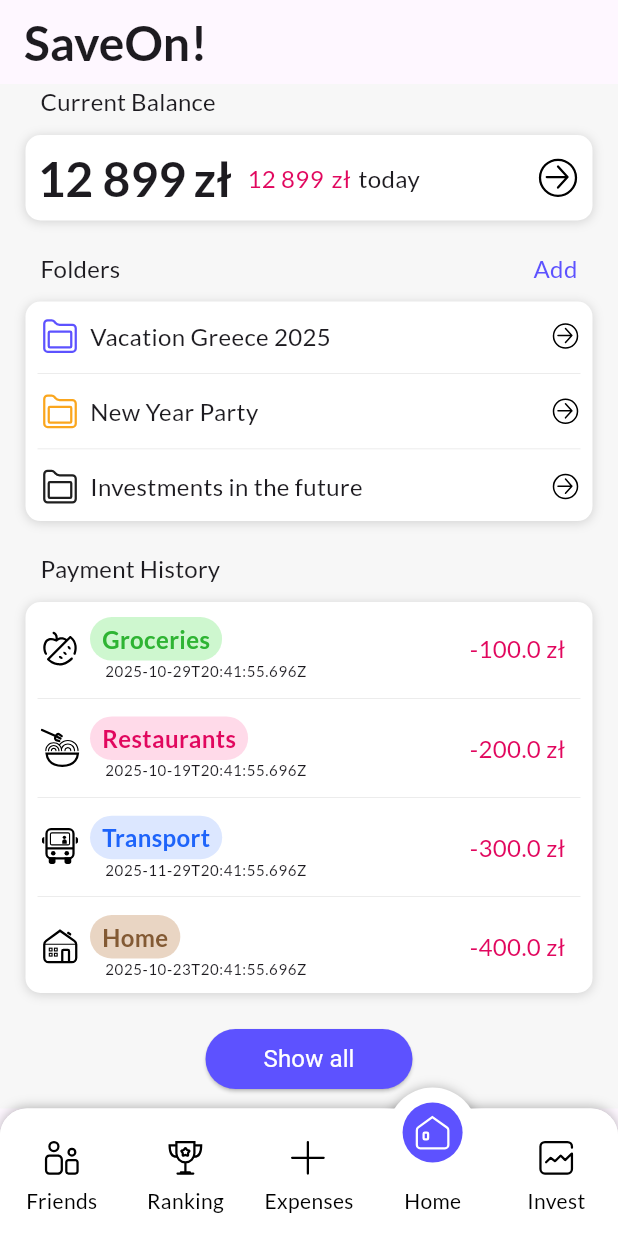
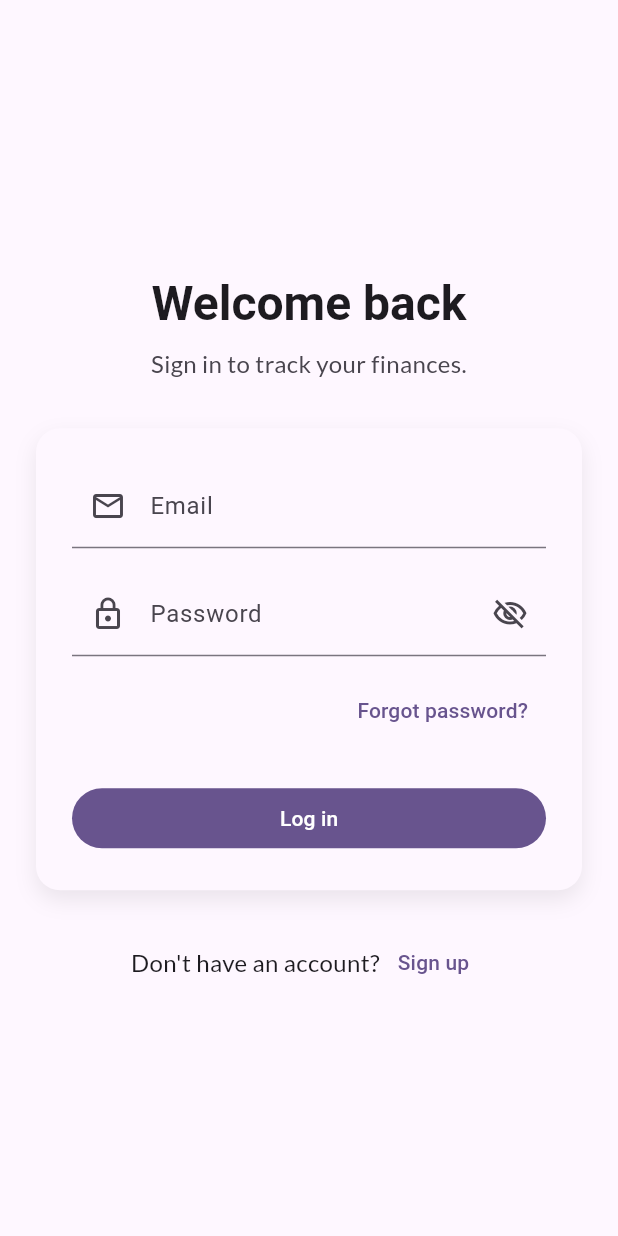
Before and after one commit to poleheshko/saveon_frontend, a Flutter app: the screen it shows after launch, on a phone screen of 412 x 824 dp. Run offline on Flutter 3.47's test engine with Material 3 defaults, Android fonts, the phone set to English and light mode, and no system bars; our stand-ins replace calendar_date_picker2, flutter_svg, google_fonts, shared_preferences.

Commit message:
feat: Implement login flow
This commit introduces a complete authentication flow.

- Adds `http` and `shared_preferences` packages to handle API requests and session persistence.
- Creates `AuthService` to manage login and logout logic, storing the access token in `SharedPreferences`.
- Implements a new `SaveonLoginPage` with email and password fields, input validation, and a submit handler.
- Updates `main.dart` to check for a stored session and conditionally display either the login page or the main application screen.

```diff
--- a/lib/home_page.dart
+++ b/lib/home_page.dart
@@ -6,7 +6,6 @@ import 'package:saveon_frontend/models/home_page_models/current_balance.dart';
 import 'package:saveon_frontend/models/home_page_models/payment_history/payment_history_short.dart';
 
 import 'models/home_page_models/folders/folders_class.dart';
-import 'package:saveon_frontend/models/transactions/transactions_section.dart';
 
 import 'models/transactions/transaction_page.dart';
 
--- a/lib/main.dart
+++ b/lib/main.dart
@@ -1,6 +1,8 @@
 import 'package:flutter/material.dart';
 import 'package:google_fonts/google_fonts.dart';
 import 'package:saveon_frontend/widgets/bottom_navigation/main_navigation.dart';
+import 'package:saveon_frontend/widgets/login_flow/login_page.dart';
+import 'package:shared_preferences/shared_preferences.dart';
 
 
 void main() {
@@ -9,6 +11,11 @@ void main() {
 
 class SaveOn extends StatelessWidget {
   const SaveOn({super.key});
+
+  Future<bool> _hasSession() async {
+    final prefs = await SharedPreferences.getInstance();
+    return prefs.getBool('isLoggedIn') ?? false;
+  }
 
   @override
   Widget build(BuildContext context) {
@@ -26,7 +33,17 @@ class SaveOn extends StatelessWidget {
         ),
         colorScheme: ColorScheme.fromSeed(seedColor: Colors.deepPurple),
       ),
-      home: const MainNavigation(),
+      home: FutureBuilder<bool>(
+        future: _hasSession(),
+        builder: (context, snapshot) {
+          if (!snapshot.hasData) {
+            return const Center(child: CircularProgressIndicator());
+          }
+          return snapshot.data!
+              ? const MainNavigation()
+              : const SaveonLoginPage();
+        },
+      ),
     );
   }
 }
--- /dev/null
+++ b/lib/widgets/login_flow/login_page.dart
@@ -0,0 +1,203 @@
+import 'package:flutter/cupertino.dart';
+import 'package:flutter/material.dart';
+
+import '../../services/auth_service.dart';
+import '../bottom_navigation/main_navigation.dart';
+
+class SaveonLoginPage extends StatefulWidget {
+  const SaveonLoginPage({super.key});
+
+  @override
+  State<SaveonLoginPage> createState() => _SaveonLoginPage();
+}
+
+class _SaveonLoginPage extends State<SaveonLoginPage> {
+  final _formKey = GlobalKey<FormState>();
+  final _emailCtrl = TextEditingController();
+  final _passwordCtrl = TextEditingController();
+  bool _hidePassword = true;
+  bool _isLoading = false;
+
+  @override
+  void dispose() {
+    _emailCtrl.dispose();
+    _passwordCtrl.dispose();
+    super.dispose();
+  }
+
+  final _authService = AuthService();
+
+  Future<void> _submit() async {
+    if (!_formKey.currentState!.validate()) return;
+
+    setState(() => _isLoading = true);
+    final success = await _authService.login(
+      email: _emailCtrl.text.trim(),
+      password: _passwordCtrl.text,
+    );
+
+    if (!mounted) return;
+    setState(() => _isLoading = false);
+
+    if (success) {
+      Navigator.of(context).pushReplacement(
+        MaterialPageRoute(builder: (_) => const MainNavigation()),
+      );
+    } else {
+      ScaffoldMessenger.of(context).showSnackBar(
+        const SnackBar(content: Text('Invalid email or password')),
+      );
+    }
+  }
+
+  @override
+  Widget build(BuildContext context) {
+    final theme = Theme.of(context);
+
+    return Scaffold(
+      body: SafeArea(
+        child: Center(
+          child: SingleChildScrollView(
+            child: Padding(
+              padding: const EdgeInsets.symmetric(horizontal: 24, vertical: 32),
+              child: ConstrainedBox(
+                constraints: const BoxConstraints(maxWidth: 400),
+                child: Column(
+                  crossAxisAlignment: CrossAxisAlignment.stretch,
+                  children: [
+                    const SizedBox(height: 24),
+                    Text(
+                      'Welcome back',
+                      style: theme.textTheme.headlineLarge?.copyWith(
+                        fontWeight: FontWeight.bold,
+                      ),
+                      textAlign: TextAlign.center,
+                    ),
+                    const SizedBox(height: 8),
+                    Text(
+                      'Sign in to track your finances.',
+                      style: theme.textTheme.bodyMedium?.copyWith(
+                        color: theme.colorScheme.onSurfaceVariant,
+                      ),
+                      textAlign: TextAlign.center,
+                    ),
+                    const SizedBox(height: 32),
+                    Container(
+                      decoration: BoxDecoration(
+                        color: theme.colorScheme.surface,
+                        borderRadius: BorderRadius.circular(16),
+                        boxShadow: [
+                          BoxShadow(
+                            color: theme.shadowColor.withOpacity(0.08),
+                            blurRadius: 12,
+                            offset: const Offset(0, 6),
+                          ),
+                        ],
+                      ),
+                      padding: const EdgeInsets.all(24),
+                      child: Form(
+                        key: _formKey,
+                        child: Column(
+                          children: [
+                            TextFormField(
+                              controller: _emailCtrl,
+                              keyboardType: TextInputType.emailAddress,
+                              decoration: const InputDecoration(
+                                labelText: 'Email',
+                                prefixIcon: Icon(Icons.email_outlined),
+                              ),
+                              validator: (value) {
+                                if (value == null || value.trim().isEmpty) {
+                                  return 'Please enter your email';
+                                }
+                                final emailRegex = RegExp(
+                                  r'^[^@]+@[^@]+\.[^@]+$',
+                                );
+                                if (!emailRegex.hasMatch(value.trim())) {
+                                  return 'Enter a valid email';
+                                }
+                                return null;
+                              },
+                            ),
+                            const SizedBox(height: 16),
+                            TextFormField(
+                              controller: _passwordCtrl,
+                              obscureText: _hidePassword,
+                              decoration: InputDecoration(
+                                labelText: 'Password',
+                                prefixIcon: const Icon(Icons.lock_outline),
+                                suffixIcon: IconButton(
+                                  icon: Icon(
+                                    _hidePassword
+                                        ? Icons.visibility_off_outlined
+                                        : Icons.visibility_outlined,
+                                  ),
+                                  onPressed:
+                                      () => setState(
+                                        () => _hidePassword = !_hidePassword,
+                                      ),
+                                ),
+                              ),
+                              validator:
+                                  (value) =>
+                                      value == null || value.length < 6
+                                          ? 'Password must be at least 6 characters'
+                                          : null,
+                            ),
+                            const SizedBox(height: 12),
+                            Align(
+                              alignment: Alignment.centerRight,
+                              child: TextButton(
+                                onPressed: () {
+                                  // TODO: navigate to password reset page
+                                },
+                                child: const Text('Forgot password?'),
+                              ),
+                            ),
+                            const SizedBox(height: 24),
+                            SizedBox(
+                              width: double.infinity,
+                              child: FilledButton(
+                                onPressed: _isLoading ? null : _submit,
+                                child:
+                                    _isLoading
+                                        ? const SizedBox(
+                                          height: 20,
+                                          width: 20,
+                                          child: CircularProgressIndicator(
+                                            strokeWidth: 2,
+                                          ),
+                                        )
+                                        : const Text('Log in'),
+                              ),
+                            ),
+                          ],
+                        ),
+                      ),
+                    ),
+                    const SizedBox(height: 24),
+                    Row(
+                      mainAxisAlignment: MainAxisAlignment.center,
+                      children: [
+                        Text(
+                          "Don't have an account?",
+                          style: theme.textTheme.bodyMedium,
+                        ),
+                        TextButton(
+                          onPressed: () {
+                            // TODO: navigate to sign up page
+                          },
+                          child: const Text('Sign up'),
+                        ),
+                      ],
+                    ),
+                  ],
+                ),
+              ),
+            ),
+          ),
+        ),
+      ),
+    );
+  }
+}
--- a/pubspec.yaml
+++ b/pubspec.yaml
@@ -35,7 +35,8 @@ dependencies:
   calendar_date_picker2: ^2.0.1
   intl: ^0.19.0
   google_fonts: ^6.2.1
-
+  shared_preferences: ^2.2.2
+  http: ^1.2.2
 
   # The following adds the Cupertino Icons font to your application.
   # Use with the CupertinoIcons class for iOS style icons.
```
Also changed, not shown: lib/services/auth_service.dart (added, +39 -0 lines), pubspec.lock, 1 other file.
